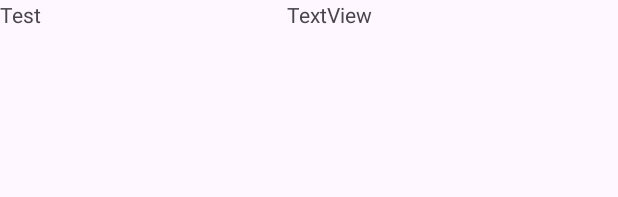
After one commit to Chuanzz7/mobile_final, an Android app: the layout container_subject_list.xml on its own in the app's theme, with its tools: preview values and no code run, on a phone screen of 412 x 824 dp. The commit adds this screen. Shown: the top 197 px of the screen. Run offline under Robolectric (Android 15) with nearby library versions, the phone set to English and light mode, and no system bars.

Commit message:
adapter and navigation

```diff
--- a/app/src/main/java/com/example/mobile_final/ActivityFragment.kt
+++ b/app/src/main/java/com/example/mobile_final/ActivityFragment.kt
@@ -9,7 +9,7 @@ import androidx.lifecycle.ViewModelProvider
 import androidx.recyclerview.widget.LinearLayoutManager
 import com.example.mobile_final.database.AppDatabase
 import com.example.mobile_final.databinding.FragmentActivityBinding
-import com.example.mobile_final.viewModel.ActivityAdapter
+import com.example.mobile_final.viewModel.adapter.ActivityAdapter
 import com.example.mobile_final.viewModel.ActivityViewModel
 import com.example.mobile_final.viewModel.factory.ActivityViewModelFactory
 
@@ -48,8 +48,8 @@ class ActivityFragment : Fragment() {
 
         activity?.let {
             activityViewModel.getActivity()
-                .observe(viewLifecycleOwner) { userAttempt ->
-                    activityAdapter.differ.submitList(userAttempt)
+                .observe(viewLifecycleOwner) { x ->
+                    activityAdapter.differ.submitList(x)
                 }
         }
     }
--- a/app/src/main/java/com/example/mobile_final/database/AppDatabase.kt
+++ b/app/src/main/java/com/example/mobile_final/database/AppDatabase.kt
@@ -5,6 +5,7 @@ import androidx.room.Database
 import androidx.room.Room
 import androidx.room.RoomDatabase
 import com.example.mobile_final.dao.ActivityDao
+import com.example.mobile_final.dao.SubjectDao
 import com.example.mobile_final.entity.Activity
 import com.example.mobile_final.entity.Subject
 import com.example.mobile_final.entity.User
@@ -16,7 +17,7 @@ import com.example.mobile_final.entity.User
 )
 abstract class AppDatabase : RoomDatabase() {
     abstract fun activityDao(): ActivityDao
-
+    abstract fun subjectDao(): SubjectDao
 
     companion object {
         @Volatile
--- a/app/src/main/res/layout/activity_main.xml
+++ b/app/src/main/res/layout/activity_main.xml
@@ -12,10 +12,11 @@
         android:name="androidx.navigation.fragment.NavHostFragment"
         android:layout_width="0dp"
         android:layout_height="0dp"
-        android:layout_marginBottom="651dp"
         app:defaultNavHost="true"
-        app:layout_constraintBottom_toTopOf="@+id/bottom_navigation"
+        app:layout_constraintBottom_toBottomOf="parent"
         app:layout_constraintEnd_toEndOf="parent"
+        app:layout_constraintStart_toStartOf="parent"
+        app:layout_constraintTop_toTopOf="parent"
         app:navGraph="@navigation/nav_graph" />
 
     <com.google.android.material.bottomnavigation.BottomNavigationView
--- /dev/null
+++ b/app/src/main/res/layout/container_subject_list.xml
@@ -0,0 +1,29 @@
+<?xml version="1.0" encoding="utf-8"?>
+<androidx.constraintlayout.widget.ConstraintLayout xmlns:android="http://schemas.android.com/apk/res/android"
+    xmlns:app="http://schemas.android.com/apk/res-auto"
+    xmlns:tools="http://schemas.android.com/tools"
+    android:layout_width="match_parent"
+    android:layout_height="match_parent">
+
+    <LinearLayout
+        android:layout_width="match_parent"
+        android:layout_height="match_parent"
+        android:orientation="horizontal">
+
+        <TextView
+            android:id="@+id/txt_subject_name"
+            android:layout_width="wrap_content"
+            android:layout_height="wrap_content"
+            android:layout_weight="1"
+            android:text="TextView"
+            tools:text="Test" />
+
+        <TextView
+            android:id="@+id/txt_subject_description"
+            android:layout_width="wrap_content"
+            android:layout_height="wrap_content"
+            android:layout_weight="1"
+            android:text="TextView" />
+
+    </LinearLayout>
+</androidx.constraintlayout.widget.ConstraintLayout>
--- a/app/src/main/res/menu/bottom_navigation_menu.xml
+++ b/app/src/main/res/menu/bottom_navigation_menu.xml
@@ -1,15 +1,15 @@
 <?xml version="1.0" encoding="utf-8"?>
 <menu xmlns:android="http://schemas.android.com/apk/res/android">
     <item
-        android:id="@+id/item_subject"
+        android:id="@+id/subjectListFragment"
         android:enabled="true"
         android:title="@string/bottom_nav_subject" />
     <item
-        android:id="@+id/item_home"
+        android:id="@+id/homeFragment"
         android:enabled="true"
         android:title="@string/bottom_nav_home" />
     <item
-        android:id="@+id/item_activity"
+        android:id="@+id/activityFragment"
         android:enabled="true"
         android:title="@string/bottom_nav_activity" />
 </menu>
```
Also changed, not shown: app/src/main/java/com/example/mobile_final/MainActivity.kt (+7 -3 lines), app/src/main/java/com/example/mobile_final/SubjectFragment.kt (added, +59 -0 lines), app/src/main/java/com/example/mobile_final/SubjectListFragment.kt (added, +56 -0 lines), app/src/main/java/com/example/mobile_final/dao/SubjectDao.kt (added, +12 -0 lines), app/src/main/java/com/example/mobile_final/viewModel/SubjectListViewModel.kt (added, +13 -0 lines), app/src/main/java/com/example/mobile_final/viewModel/adapter/ActivityAdapter.kt (renamed from app/src/main/java/com/example/mobile_final/viewModel/ActivityAdapter.kt, +6 -6 lines), app/src/main/java/com/example/mobile_final/viewModel/adapter/SubjectListAdapter.kt (added, +51 -0 lines), app/src/main/java/com/example/mobile_final/viewModel/factory/SubjectListViewModelFactory.kt (added, +15 -0 lines), app/src/main/res/layout/fragment_home.xml (+12 -6 lines), app/src/main/res/layout/fragment_subject.xml (added, +13 -0 lines), app/src/main/res/layout/fragment_subject_list.xml (added, +12 -0 lines), app/src/main/res/navigation/nav_graph.xml (+20 -0 lines), app/src/main/res/layout/container_activity.xml (renamed from app/src/main/res/layout/activity_item.xml).
